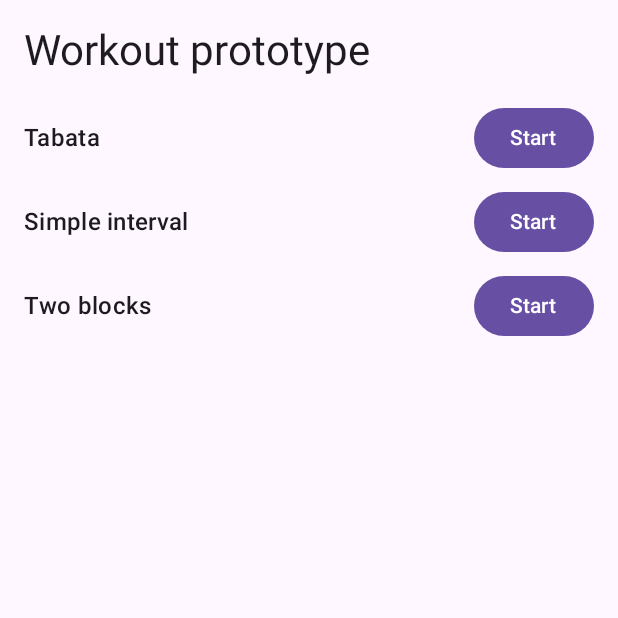
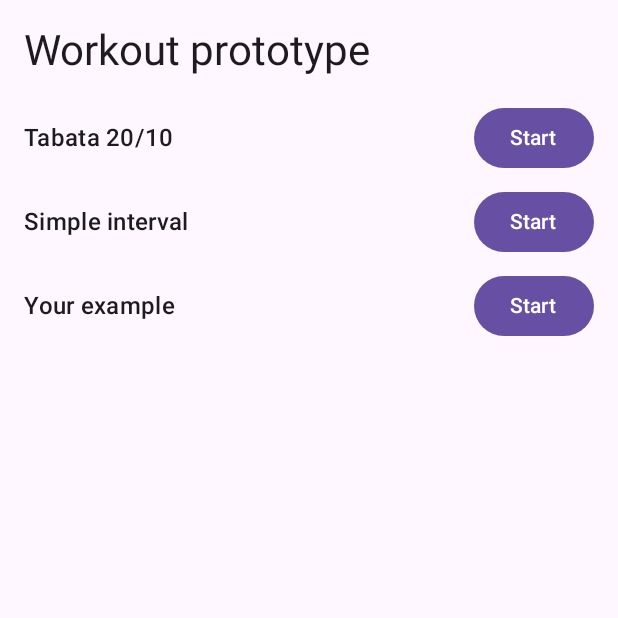
Before and after one commit to PersonaN1/SetLoop-Android, an Android app built with Jetpack Compose: the screen it shows after launch (MainActivity), on a phone screen of 412 x 824 dp, the top half of it. Run offline under Robolectric (Android 15) with nearby library versions, the phone set to English and light mode, and no system bars; our stand-ins replace Room's generated code.

Commit message:
refactor(app): use DefaultNames for prototype preset names

```diff
--- a/app/src/main/kotlin/io/github/personan1/setloop/MainActivity.kt
+++ b/app/src/main/kotlin/io/github/personan1/setloop/MainActivity.kt
@@ -14,6 +14,7 @@ import androidx.compose.runtime.Composable
 import androidx.compose.runtime.collectAsState
 import androidx.compose.runtime.getValue
 import androidx.compose.runtime.mutableStateOf
+import androidx.compose.runtime.remember
 import androidx.compose.runtime.saveable.rememberSaveable
 import androidx.compose.runtime.setValue
 import androidx.compose.ui.Modifier
@@ -22,6 +23,7 @@ import androidx.compose.ui.res.stringResource
 import androidx.compose.foundation.layout.fillMaxSize
 import androidx.core.content.ContextCompat
 import io.github.personan1.setloop.core.Presets
+import io.github.personan1.setloop.data.DefaultNames
 import io.github.personan1.setloop.workout.WorkoutController
 import io.github.personan1.setloop.workout.WorkoutOptions
 import io.github.personan1.setloop.workout.WorkoutService
@@ -60,17 +62,7 @@ private fun PrototypeApp() {
 @Composable
 private fun PresetListScreen() {
     val context = LocalContext.current
-    val presets = Presets.all(
-        Presets.Names(
-            prepare = stringResource(R.string.preset_prepare),
-            work = stringResource(R.string.preset_work),
-            rest = stringResource(R.string.preset_rest),
-            restBetweenSets = stringResource(R.string.preset_rest_between_sets),
-            tabata = stringResource(R.string.preset_tabata),
-            simpleInterval = stringResource(R.string.preset_simple_interval),
-            twoBlocks = stringResource(R.string.preset_two_blocks),
-        ),
-    )
+    val presets = remember(context) { Presets.all(DefaultNames.presetNames(context)) }
     var askedForNotifications by rememberSaveable { mutableStateOf(false) }
     var pending by rememberSaveable { mutableStateOf<Int?>(null) }
 
--- a/app/src/main/res/values/strings.xml
+++ b/app/src/main/res/values/strings.xml
@@ -11,14 +11,6 @@
     <string name="default_name_simple_interval">Simple interval</string>
     <string name="default_name_your_example">Your example</string>
     <string name="default_name_new_timer">New Timer</string>
-
-    <string name="preset_prepare">Get ready</string>
-    <string name="preset_work">Work</string>
-    <string name="preset_rest">Rest</string>
-    <string name="preset_rest_between_sets">Rest between sets</string>
-    <string name="preset_tabata">Tabata</string>
-    <string name="preset_simple_interval">Simple interval</string>
-    <string name="preset_two_blocks">Two blocks</string>
 
     <string name="workout_channel_name">Workout</string>
     <string name="workout_channel_description">Countdown of the running workout</string>
```
